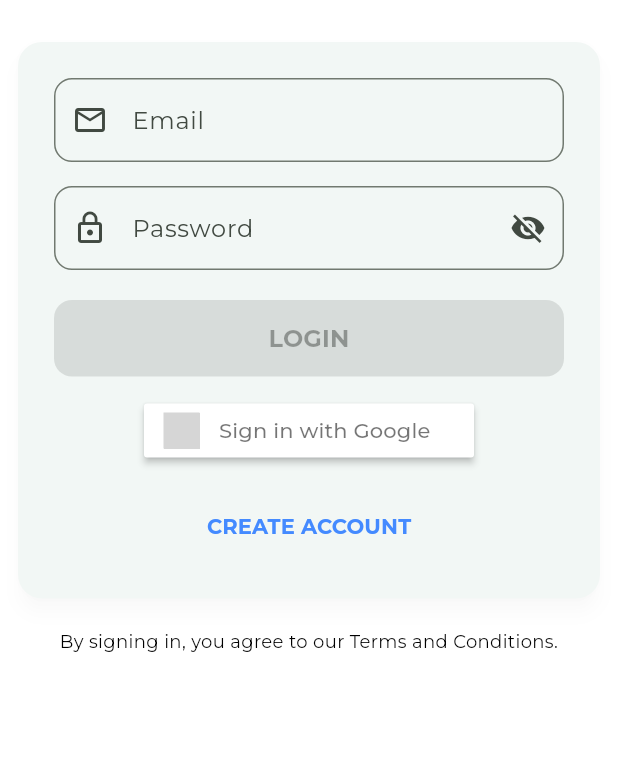
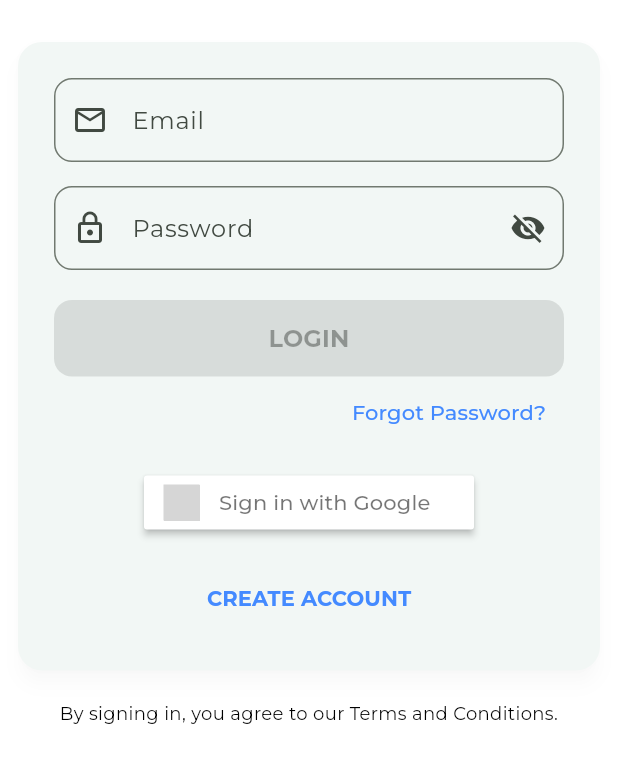
Before and after one commit to KanyantaM/reviza, a Flutter app: the LoginPage screen opened directly, on a phone screen of 412 x 824 dp, the part 318-1101 px from its top. Run offline on Flutter 3.47's test engine with Material 3 defaults, Android fonts, the light colour scheme and no system bars; drawn by our look-alikes of sign_in_button; our stand-ins replace animate_do, banner_carousel, bloc, cloud_firestore, dio, dotted_border and 18 more; missing offline and left inert: cross_cache, flow_builder, flutter_chat_core, flutter_chat_ui, flyer_chat_image_message, flyer_chat_text_message and 1 more; accounts and stored records are empty; grey boxes are pictures that could not be loaded.

Commit message:
adding forgot password

```diff
--- a/flutter_app/lib/features/ai_chat_screen/sections/chat.dart
+++ b/flutter_app/lib/features/ai_chat_screen/sections/chat.dart
@@ -29,7 +29,7 @@
   final _scrollController = ScrollController();
 
   final _currentUser = const User(id: 'me');
-  final _agent = const User(id: 'agent');
+  final _agent = const User(id: 'ReviZa AI');
 
   ChatController? _chatController;
   late final GenerativeModel _model;
--- /dev/null
+++ b/flutter_app/lib/features/forgot_password/cubit/forgot_password_cubit.dart
@@ -0,0 +1,33 @@
+import 'package:authentication_repository/authentication_repository.dart';
+import 'package:flutter_bloc/flutter_bloc.dart';
+import 'package:formz/formz.dart';
+import 'package:reviza/features/forgot_password/cubit/forgot_password_state.dart';
+
+class ForgotPasswordCubit extends Cubit<ForgotPasswordState> {
+  final AuthenticationRepository _authRepository;
+
+  ForgotPasswordCubit(this._authRepository)
+      : super(const ForgotPasswordState());
+
+  void emailChanged(String email) {
+    emit(state.copyWith(email: email, errorMessage: null));
+  }
+
+  Future<void> resetPassword() async {
+    if (!state.isValid) return;
+
+    emit(state.copyWith(status: FormzSubmissionStatus.inProgress));
+
+    try {
+      await _authRepository.sendPasswordResetEmail(email: state.email);
+      emit(state.copyWith(status: FormzSubmissionStatus.success));
+    } catch (e) {
+      emit(
+        state.copyWith(
+          status: FormzSubmissionStatus.failure,
+          errorMessage: 'Failed to reset password. Please try again.',
+        ),
+      );
+    }
+  }
+}
--- /dev/null
+++ b/flutter_app/lib/features/forgot_password/cubit/forgot_password_state.dart
@@ -0,0 +1,31 @@
+import 'package:equatable/equatable.dart';
+import 'package:formz/formz.dart';
+
+class ForgotPasswordState extends Equatable {
+  final String email;
+  final FormzSubmissionStatus status;
+  final String? errorMessage;
+
+  const ForgotPasswordState({
+    this.email = '',
+    this.status = FormzSubmissionStatus.initial,
+    this.errorMessage,
+  });
+
+  ForgotPasswordState copyWith({
+    String? email,
+    FormzSubmissionStatus? status,
+    String? errorMessage,
+  }) {
+    return ForgotPasswordState(
+      email: email ?? this.email,
+      status: status ?? this.status,
+      errorMessage: errorMessage,
+    );
+  }
+
+  bool get isValid => email.isNotEmpty; // Ensure email is not empty
+
+  @override
+  List<Object?> get props => [email, status, errorMessage];
+}
--- /dev/null
+++ b/flutter_app/lib/features/forgot_password/forgot_password.dart
@@ -0,0 +1 @@
+export './view/forgot_password_page.dart';
--- a/flutter_app/lib/features/login/view/login_form.dart
+++ b/flutter_app/lib/features/login/view/login_form.dart
@@ -1,6 +1,9 @@
+import 'dart:io';
+
 import 'package:flutter/material.dart';
 import 'package:flutter_bloc/flutter_bloc.dart';
 import 'package:formz/formz.dart';
+import 'package:reviza/features/forgot_password/forgot_password.dart';
 import 'package:reviza/features/login/cubit/login_cubit.dart';
 import 'package:reviza/features/sign_up/view/sign_up_page.dart';
 import 'package:sign_in_button/sign_in_button.dart' show SignInButton, Buttons;
@@ -52,8 +55,12 @@
                         _PasswordInput(),
                         const SizedBox(height: 20),
                         _LoginButton(),
+                        _ForgotPasswordButton(),
                         const SizedBox(height: 12),
-                        _GoogleLoginButton(),
+                        if (Platform.isAndroid ||
+                            Platform.isIOS ||
+                            Platform.isFuchsia)
+                          _GoogleLoginButton(),
                         const SizedBox(height: 16),
                         _SignUpButton(),
                       ],
@@ -161,36 +168,7 @@
   Widget build(BuildContext context) {
     return SignInButton(
       Buttons.google,
-      // width: double.infinity,
-      // child: ElevatedButton.icon(
-      //   icon: Container(
-      //     padding: const EdgeInsets.all(6), // Adds spacing around the icon
-      //     decoration: const BoxDecoration(
-      //       color: Colors.white, // White background for the Google logo
-      //       shape:
-      //           BoxShape.circle, // Circular shape for better Google-like design
-      //     ),
-      //     child: Icon(
-      //       FontAwesomeIcons.google,
-      //       color: Colors.redAccent, // Google's primary blue
-      //       size: 20,
-      //     ),
-      //   ),
-      //   label: const Text(
-      //     'Sign in with Google',
-      //     style: TextStyle(
-      //       fontWeight: FontWeight.bold,
-      //       fontSize: 16,
-      //       color: Colors.white,
-      //     ),
-      //   ),
-      //   style: ElevatedButton.styleFrom(
-      //     backgroundColor: Colors.orangeAccent, // Google blue
-      //     padding: const EdgeInsets.symmetric(vertical: 12),
-      //     shape: RoundedRectangleBorder(
-      //       borderRadius: BorderRadius.circular(8),
-      //     ),
-      //   ),
+
       onPressed: () => context.read<LoginCubit>().logInWithGoogle(),
       // ),
     );
@@ -209,3 +187,22 @@
     );
   }
 }
+
+class _ForgotPasswordButton extends StatelessWidget {
+  @override
+  Widget build(BuildContext context) {
+    return Align(
+      alignment: Alignment.centerRight,
+      child: TextButton(
+        onPressed: () {
+          Navigator.push(context,
+              MaterialPageRoute(builder: (context) => ForgotPasswordPage()));
+        },
+        child: const Text(
+          'Forgot Password?',
+          style: TextStyle(color: Colors.blueAccent),
+        ),
+      ),
+    );
+  }
+}
```
Also changed, not shown: flutter_app/lib/features/forgot_password/view/forgot_password_page.dart (added, +27 -0 lines), flutter_app/lib/features/forgot_password/view/forgot_password_view.dart (added, +186 -0 lines), flutter_app/lib/features/introduction/introduction_veiw/introduction_view.dart (+9 -0 lines), flutter_app/packages/auth_packages/authentication_repository/lib/src/authentication_repository.dart (+25 -40 lines), flutter_app/firebase.json, flutter_app/lib/firebase_options.dart, 1 other file.
